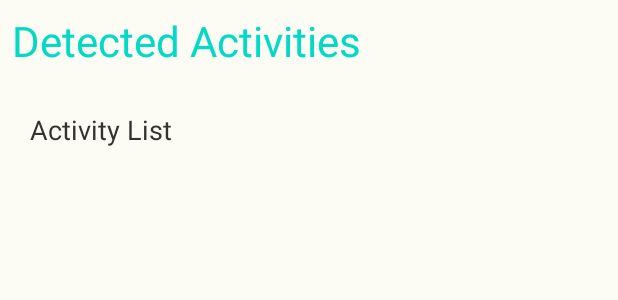
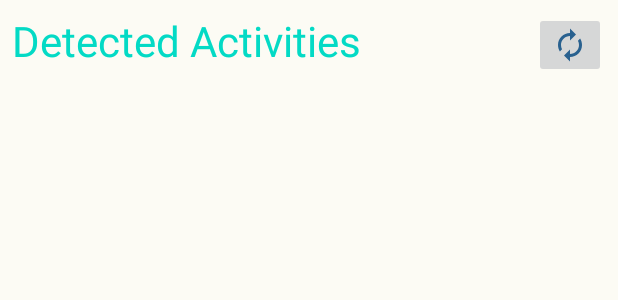
Before and after one commit to SharfarazMahmood/ThirdEye_repo, an Android app: the layout activity_list_activity.xml on its own in the app's theme, with its tools: preview values and no code run, on a phone screen of 412 x 824 dp. Shown: the top 300 px of the screen. Run offline under Robolectric (Android 15) with nearby library versions, the phone set to English and light mode, and no system bars.

Commit message:
minor changes

```diff
--- a/ThirdEye/app/src/main/res/layout/activity_list_activity.xml
+++ b/ThirdEye/app/src/main/res/layout/activity_list_activity.xml
@@ -12,6 +12,17 @@
         android:layout_width="wrap_content"
         android:layout_height="wrap_content"
         android:padding="8dp">
+
+        <ImageButton
+            android:visibility="visible"
+            android:id="@+id/reload_button_id"
+            android:layout_width="wrap_content"
+            android:layout_height="wrap_content"
+            android:src="@drawable/ic_baseline_autorenew_24"
+            android:layout_alignParentEnd="true"
+            android:clickable="true"
+            android:onClick="loadActivitiList"
+            android:focusable="true" />
 
         <TextView
             android:id="@+id/alarm_activity_textView_id"
@@ -37,7 +48,6 @@
             android:layout_gravity="center_horizontal"
             android:layout_margin="20dp"
             android:layout_marginTop="20dp"
-            android:text="@string/activity_list"
             android:textColor="@android:color/secondary_text_light"
             android:textSize="18sp" />
     </ScrollView>
--- a/ThirdEye/build.gradle
+++ b/ThirdEye/build.gradle
@@ -5,7 +5,7 @@ buildscript {
         jcenter()
     }
     dependencies {
-        classpath "com.android.tools.build:gradle:4.0.0"
+        classpath 'com.android.tools.build:gradle:4.0.1'
         classpath 'com.google.gms:google-services:4.3.3'
 
 
```
Also changed, not shown: ThirdEye/app/src/main/java/com/example/thirdeye/ActivityListActivity.java (+11 -41 lines), 11 other files.
